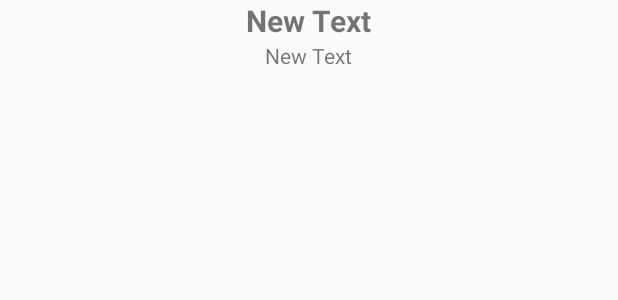
After one commit to anipmehta/Icebreaker-android, an Android app: the layout item_home_chat.xml on its own in the app's theme, with its tools: preview values and no code run, on a phone screen of 412 x 824 dp. The commit adds this screen. Shown: the top 300 px of the screen. Run offline under Robolectric (Android 15) with nearby library versions, the phone set to English and light mode, and no system bars.

Commit message:
Fixed brodcast issu'

```diff
--- a/Icebreaker/app/src/main/AndroidManifest.xml
+++ b/Icebreaker/app/src/main/AndroidManifest.xml
@@ -6,6 +6,9 @@
     <uses-permission android:name="android.permission.ACCESS_NETWORK_STATE" />
     <uses-permission android:name="android.permission.WRITE_EXTERNAL_STORAGE" />
     <uses-permission android:name="android.permission.READ_PHONE_STATE" />
+    <uses-permission android:name="android.permission.REAL_GET_TASKS" />
+    <uses-permission android:name="android.permission.GET_TASKS"></uses-permission>
+
 
     <application
         android:allowBackup="true"
@@ -40,7 +43,7 @@
         <activity
             android:name=".ChatActivity"
             android:label="Icebreaker"
-            android:theme="@style/AppTheme.NoActionBar"
+            android:theme="@style/AppTheme"
             android:windowSoftInputMode="stateHidden" />
         <activity
             android:name=".LoginActivity"
--- a/Icebreaker/app/src/main/java/in/icebreakerapp/icebreaker/ChatActivity.java
+++ b/Icebreaker/app/src/main/java/in/icebreakerapp/icebreaker/ChatActivity.java
@@ -81,7 +81,7 @@ public class ChatActivity extends ActionBarActivity {
         TextView meLabel = (TextView) findViewById(R.id.meLbl);
         TextView companionLabel = (TextView) findViewById(R.id.friendLabel);
         RelativeLayout container = (RelativeLayout) findViewById(R.id.container);
-        companionLabel.setText("My Buddy");// Hard Coded
+//        companionLabel.setText("My Buddy");// Hard Coded
         loadDummyHistory();
 
         sendBtn.setOnClickListener(new View.OnClickListener() {
@@ -278,7 +278,7 @@ public class ChatActivity extends ActionBarActivity {
         super.onResume();
         serviceIntent = new Intent(getApplicationContext(),
                 UpdaterService.class);
-        startService(serviceIntent);
+//        startService(serviceIntent);
 
         registerReceiver(receiver, new IntentFilter(
                 UpdaterService.BROADCAST_ACTION));
@@ -294,6 +294,6 @@ public class ChatActivity extends ActionBarActivity {
     @Override
     public void onBackPressed() {
         super.onBackPressed();
-        finishAffinity();
+//        finishAffinity();
     }
 }
--- a/Icebreaker/app/src/main/res/layout/activity_chat.xml
+++ b/Icebreaker/app/src/main/res/layout/activity_chat.xml
@@ -50,6 +50,7 @@
                 android:layout_height="wrap_content"
                 android:layout_gravity="left|center_vertical"
                 android:text="MySelf"
+                android:visibility="gone"
                 android:singleLine="false"
                 android:textSize="20dp" />
 
@@ -59,6 +60,7 @@
                 android:layout_height="wrap_content"
                 android:layout_alignParentRight="true"
                 android:text="Friend"
+                android:visibility="gone"
                 android:textSize="20dp" />
 
         </RelativeLayout>
--- a/Icebreaker/app/src/main/res/layout/fragment_chat.xml
+++ b/Icebreaker/app/src/main/res/layout/fragment_chat.xml
@@ -3,7 +3,7 @@
     android:orientation="vertical" android:layout_width="match_parent"
     android:layout_height="match_parent">
 
-    <android.support.v7.widget.RecyclerView
+    <ListView
         android:id="@+id/chat_list"
         android:layout_width="match_parent"
         android:layout_height="wrap_content"
--- /dev/null
+++ b/Icebreaker/app/src/main/res/layout/item_home_chat.xml
@@ -0,0 +1,21 @@
+<?xml version="1.0" encoding="utf-8"?>
+<LinearLayout xmlns:android="http://schemas.android.com/apk/res/android"
+    android:orientation="vertical" android:layout_width="match_parent"
+    android:layout_height="wrap_content">
+
+    <TextView
+        android:layout_width="wrap_content"
+        android:layout_height="wrap_content"
+        android:text="New Text"
+        android:id="@+id/title"
+        android:textStyle="bold"
+        android:textSize="20sp"
+        android:layout_gravity="center_horizontal" />
+
+    <TextView
+        android:layout_width="wrap_content"
+        android:layout_height="wrap_content"
+        android:text="New Text"
+        android:id="@+id/last"
+        android:layout_gravity="center_horizontal" />
+</LinearLayout>
```
Also changed, not shown: Icebreaker/app/build.gradle (+8 -8 lines), Icebreaker/app/src/main/java/in/icebreakerapp/icebreaker/MyFirebaseMessagingService.java (+39 -2 lines), Icebreaker/app/src/main/java/in/icebreakerapp/icebreaker/UpdaterService.java (+15 -13 lines), Icebreaker/app/src/main/java/in/icebreakerapp/icebreaker/adapters/HomeChatAdapter.java (added, +65 -0 lines), Icebreaker/app/src/main/java/in/icebreakerapp/icebreaker/fragments/ChatFragment.java (+24 -0 lines), Icebreaker/app/src/main/java/in/icebreakerapp/icebreaker/helpers/MessageDb.java (+25 -2 lines), Icebreaker/app/src/main/java/in/icebreakerapp/icebreaker/models/HomeChat.java (added, +19 -0 lines).
